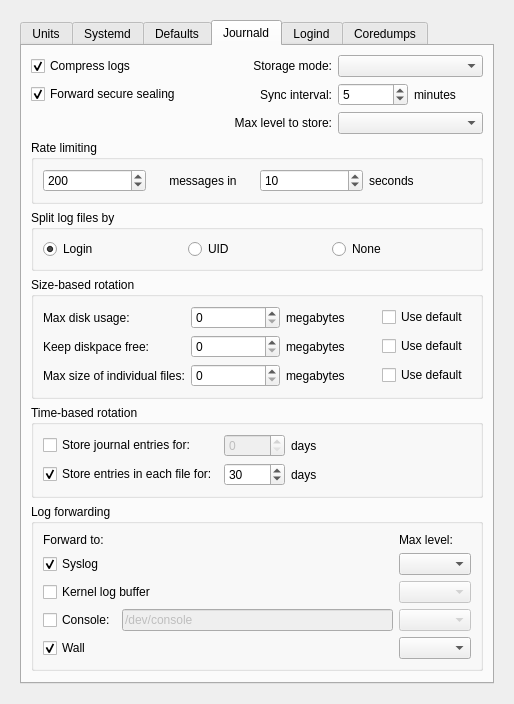
Before: the Qt Designer form ui/kcmsystemd.ui in rthomsen/kcmsystemd, drawn with Qt 5.
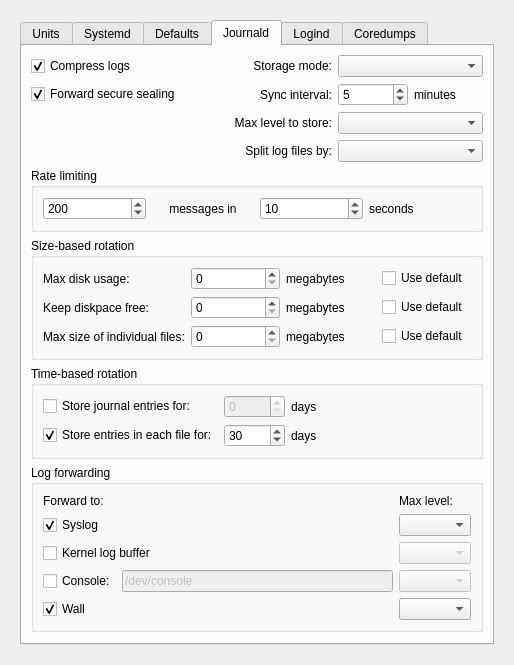
After: the same form once the commit is applied. The open tabs and pages were chosen to show the change. Custom widgets are drawn as their Qt base class.

Commit message: Change SplitMode from radiobuttons to combobox. This saves som vertical space.

What changed in the file:
```diff
--- a/ui/kcmsystemd.ui
+++ b/ui/kcmsystemd.ui
@@ -956,56 +956,7 @@
            <string>Journald</string>
           </attribute>
           <layout class="QGridLayout" name="gridLayout_12">
-           <item row="8" column="0" colspan="2">
-            <widget class="QGroupBox" name="grpSplitMode">
-             <property name="enabled">
-              <bool>true</bool>
-             </property>
-             <property name="title">
-              <string>Split log files by</string>
-             </property>
-             <layout class="QFormLayout" name="formLayout_7">
-              <item row="0" column="0" colspan="2">
-               <layout class="QHBoxLayout" name="horizontalLayout_10">
-                <item>
-                 <widget class="QRadioButton" name="radlogin">
-                  <property name="toolTip">
-                   <string>&lt;html&gt;&lt;head/&gt;&lt;body&gt;&lt;p&gt;Split journal files per user.&lt;/p&gt;&lt;p&gt;&lt;span style=&quot; font-weight:600;&quot;&gt;Login: &lt;/span&gt;Each logged-in user gets his own journal files, but systemd user IDs will log into the system journal.&lt;/p&gt;&lt;p&gt;&lt;span style=&quot; font-weight:600;&quot;&gt;UID:&lt;/span&gt; Any user ID will get his own journal files regardless whether it belongs to a system service or refers to a real logged-in user.&lt;/p&gt;&lt;p&gt;&lt;span style=&quot; font-weight:600;&quot;&gt;None:&lt;/span&gt; All messages are stored in system journal.&lt;/p&gt;&lt;/body&gt;&lt;/html&gt;</string>
-                  </property>
-                  <property name="text">
-                   <string>Login</string>
-                  </property>
-                  <property name="checked">
-                   <bool>true</bool>
-                  </property>
-                 </widget>
-                </item>
-                <item>
-                 <widget class="QRadioButton" name="raduid">
-                  <property name="toolTip">
-                   <string>&lt;html&gt;&lt;head/&gt;&lt;body&gt;&lt;p&gt;Split journal files per user.&lt;/p&gt;&lt;p&gt;&lt;span style=&quot; font-weight:600;&quot;&gt;Login: &lt;/span&gt;Each logged-in user gets his own journal files, but systemd user IDs will log into the system journal.&lt;/p&gt;&lt;p&gt;&lt;span style=&quot; font-weight:600;&quot;&gt;UID:&lt;/span&gt; Any user ID will get his own journal files regardless whether it belongs to a system service or refers to a real logged-in user.&lt;/p&gt;&lt;p&gt;&lt;span style=&quot; font-weight:600;&quot;&gt;None:&lt;/span&gt; All messages are stored in system journal.&lt;/p&gt;&lt;/body&gt;&lt;/html&gt;</string>
-                  </property>
-                  <property name="text">
-                   <string>UID</string>
-                  </property>
-                 </widget>
-                </item>
-                <item>
-                 <widget class="QRadioButton" name="radnone">
-                  <property name="toolTip">
-                   <string>&lt;html&gt;&lt;head/&gt;&lt;body&gt;&lt;p&gt;Split journal files per user.&lt;/p&gt;&lt;p&gt;&lt;span style=&quot; font-weight:600;&quot;&gt;Login: &lt;/span&gt;Each logged-in user gets his own journal files, but systemd user IDs will log into the system journal.&lt;/p&gt;&lt;p&gt;&lt;span style=&quot; font-weight:600;&quot;&gt;UID:&lt;/span&gt; Any user ID will get his own journal files regardless whether it belongs to a system service or refers to a real logged-in user.&lt;/p&gt;&lt;p&gt;&lt;span style=&quot; font-weight:600;&quot;&gt;None:&lt;/span&gt; All messages are stored in system journal.&lt;/p&gt;&lt;/body&gt;&lt;/html&gt;</string>
-                  </property>
-                  <property name="text">
-                   <string>None</string>
-                  </property>
-                 </widget>
-                </item>
-               </layout>
-              </item>
-             </layout>
-            </widget>
-           </item>
-           <item row="11" column="0" colspan="2">
+           <item row="10" column="0" colspan="2">
             <widget class="QGroupBox" name="groupBox_9">
              <property name="title">
               <string>Log forwarding</string>
@@ -1309,9 +1260,22 @@
                </property>
               </widget>
              </item>
+             <item row="3" column="2">
+              <widget class="QComboBox" name="cmbSplitMode_1"/>
+             </item>
+             <item row="3" column="1">
+              <widget class="QLabel" name="lblSplitMode_1">
+               <property name="text">
+                <string>Split log files by:</string>
+               </property>
+               <property name="alignment">
+                <set>Qt::AlignRight|Qt::AlignTrailing|Qt::AlignVCenter</set>
+               </property>
+              </widget>
+             </item>
             </layout>
            </item>
-           <item row="12" column="0" colspan="2">
+           <item row="11" column="0" colspan="2">
             <spacer name="verticalSpacer_2">
              <property name="orientation">
               <enum>Qt::Vertical</enum>
@@ -1324,7 +1288,7 @@
              </property>
             </spacer>
            </item>
-           <item row="9" column="0" colspan="2">
+           <item row="8" column="0" colspan="2">
             <widget class="QGroupBox" name="grpSizeRotation">
              <property name="title">
               <string>Size-based rotation</string>
@@ -1465,7 +1429,7 @@
              </layout>
             </widget>
            </item>
-           <item row="10" column="0" colspan="2">
+           <item row="9" column="0" colspan="2">
             <widget class="QGroupBox" name="grpTimeRotation">
              <property name="title">
               <string>Time-based rotation</string>
```
Left out of the diff: 4 changed lines with no effect on the pictures. The commit also changes 1 other file.
